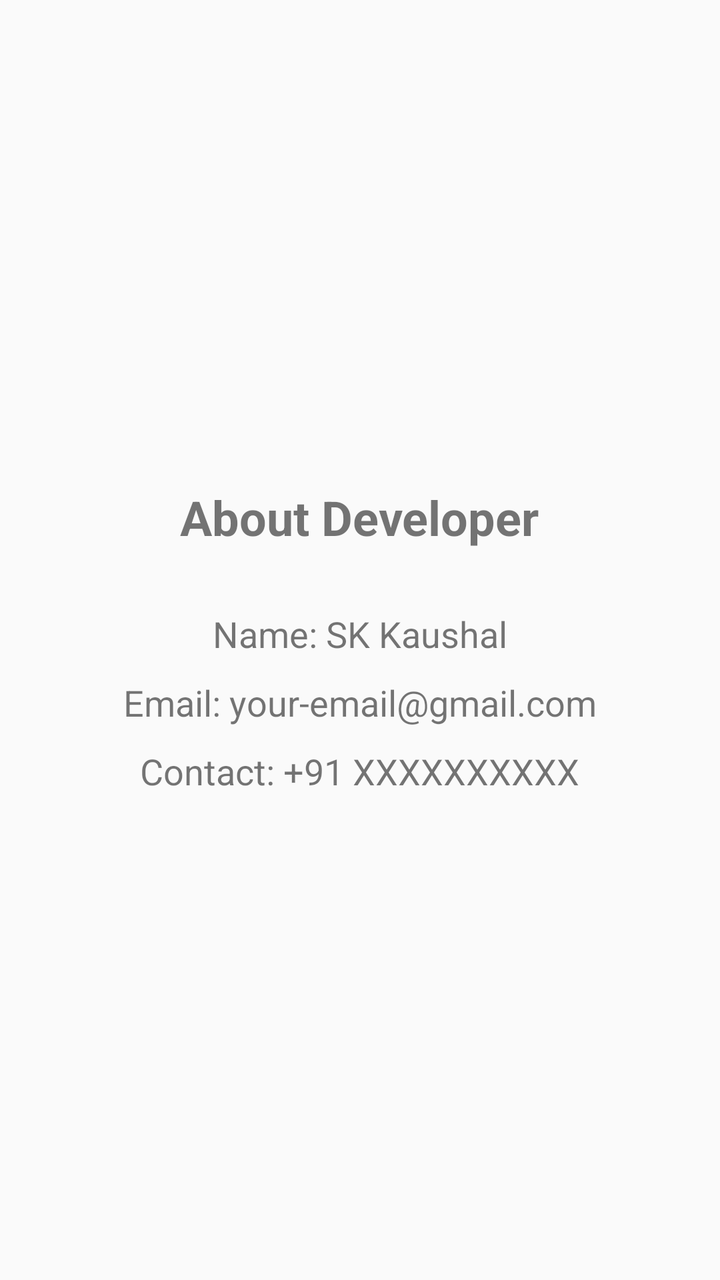
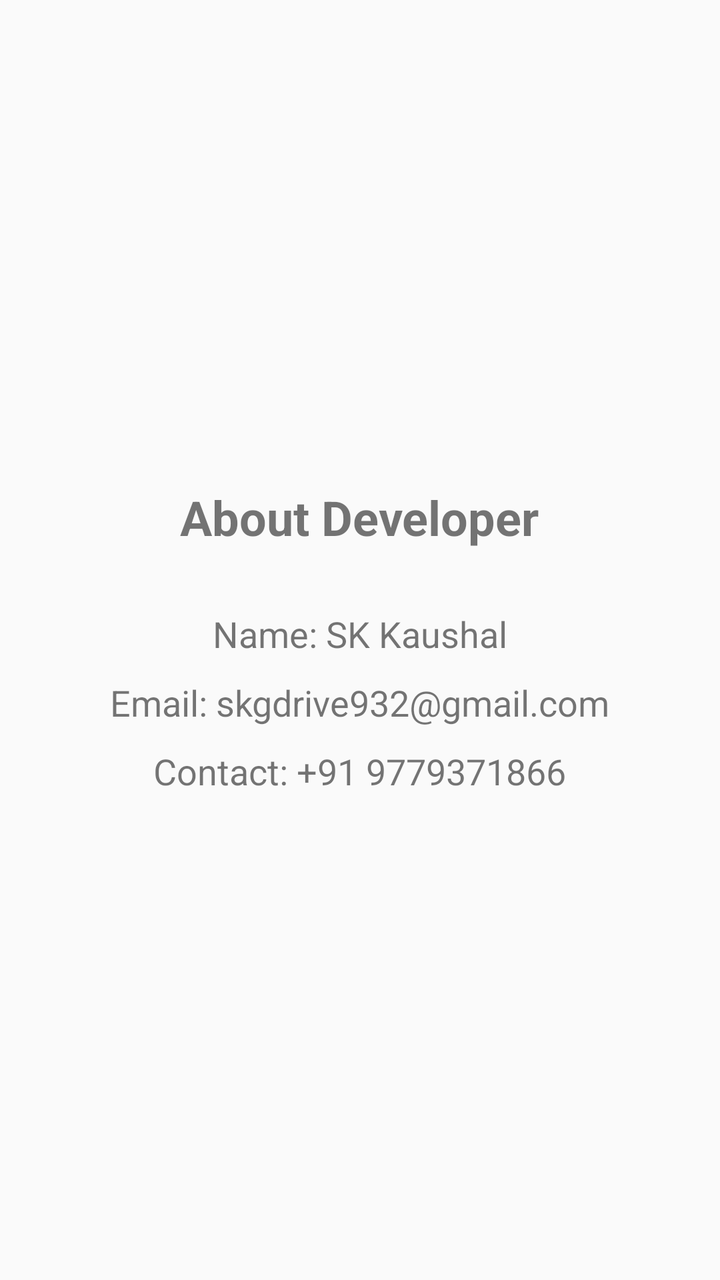

Before-and-after screenshots of an Android layout around one commit, followed by the original layout XML and the change that was made.
<!-- AndroidManifest.xml: application theme Theme.AppCompat.Light.DarkActionBar -->
<!-- res/layout/activity_about.xml -->
<?xml version="1.0" encoding="utf-8"?>
<LinearLayout
    xmlns:android="http://schemas.android.com/apk/res/android"

    android:layout_width="match_parent"
    android:layout_height="match_parent"

    android:gravity="center"
    android:orientation="vertical"

    android:padding="20dp">

    <TextView

        android:layout_width="wrap_content"
        android:layout_height="wrap_content"

        android:text="About Developer"

        android:textSize="24sp"
        android:textStyle="bold"

        android:layout_marginBottom="20dp" />

    <TextView

        android:layout_width="wrap_content"
        android:layout_height="wrap_content"

        android:text="Name: SK Kaushal"

        android:textSize="18sp"

        android:layout_marginTop="10dp" />

    <TextView

        android:layout_width="wrap_content"
        android:layout_height="wrap_content"

        android:text="Email: your-email@gmail.com"

        android:textSize="18sp"

        android:layout_marginTop="10dp" />

    <TextView

        android:layout_width="wrap_content"
        android:layout_height="wrap_content"

        android:text="Contact: +91 XXXXXXXXXX"

        android:textSize="18sp"

        android:layout_marginTop="10dp" />

</LinearLayout>
<!-- resources referenced by this layout -->
<resources>

</resources>

<!-- the commit's change to res/layout/activity_about.xml (unified diff, before → after) -->
@@ -38,7 +38,7 @@
         android:layout_width="wrap_content"
         android:layout_height="wrap_content"
 
-        android:text="Email: your-email@gmail.com"
+        android:text="Email: skgdrive932@gmail.com"
 
         android:textSize="18sp"
 
@@ -49,7 +49,7 @@
         android:layout_width="wrap_content"
         android:layout_height="wrap_content"
 
-        android:text="Contact: +91 XXXXXXXXXX"
+        android:text="Contact: +91 9779371866"
 
         android:textSize="18sp"
 
